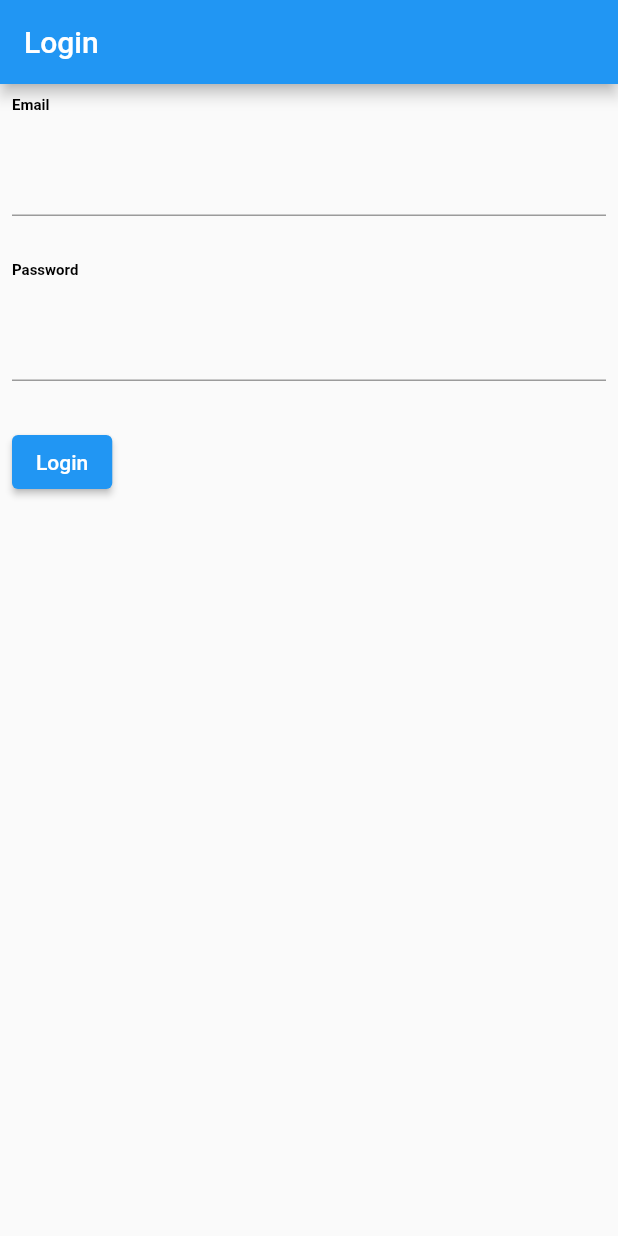
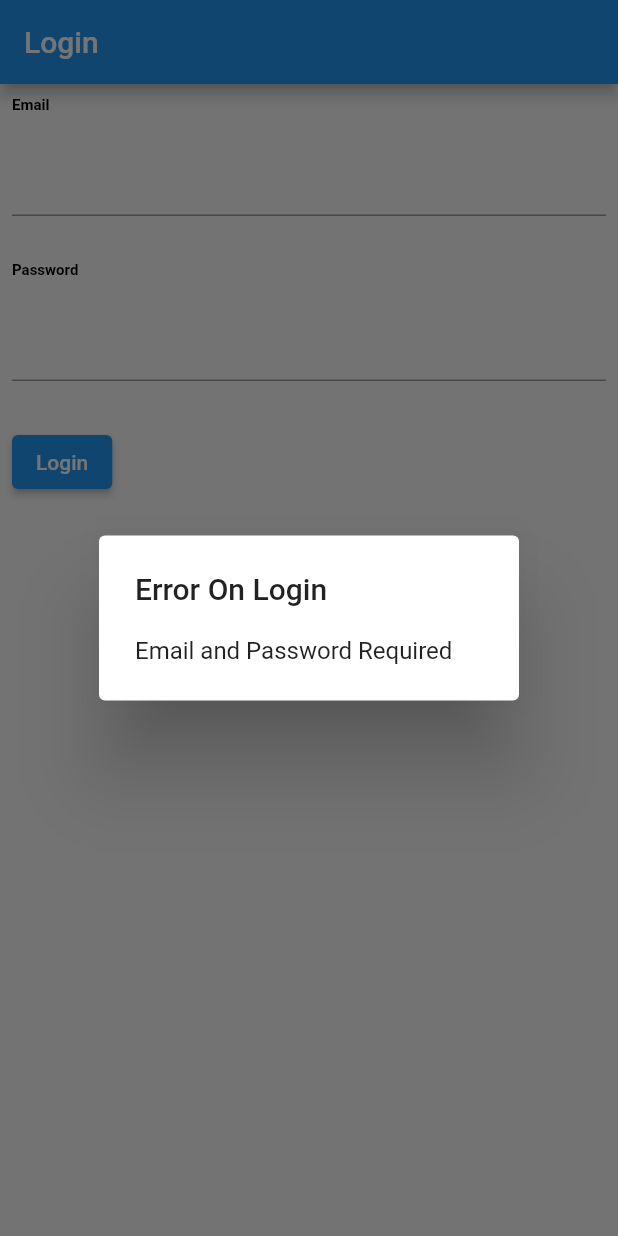
Before and after one commit to sabin-nepal/chiyapasal, a Flutter app: the screen it shows after launch, after a tap on "Login", on a phone screen of 412 x 824 dp. Run offline on Flutter 3.47's test engine with Material 2 defaults, Android fonts, the phone set to English and light mode, and no system bars; our stand-ins replace cloud_firestore, firebase_auth, firebase_core; accounts and stored records are empty.

Commit message:
added login logout

```diff
--- a/lib/chiyapasal.dart
+++ b/lib/chiyapasal.dart
@@ -1,4 +1,5 @@
 import 'package:chiyapasal/src/notifier/auth_notifier.dart';
+import 'package:chiyapasal/src/ui/admin/home.dart';
 import 'package:chiyapasal/src/ui/editor/home.dart';
 import 'package:chiyapasal/src/ui/auth/login.dart';
 import 'package:flutter/material.dart';
@@ -18,7 +19,30 @@ class MyApp extends StatelessWidget {
           theme: ThemeData(
             primarySwatch: Colors.blue,
           ),
-          home: const LoginPage(),
+          home: const ChiyaPasal(),
         ));
   }
 }
+
+class ChiyaPasal extends StatelessWidget {
+  const ChiyaPasal({Key? key}) : super(key: key);
+
+  @override
+  Widget build(BuildContext context) {
+    return Consumer<AuthNotifier>(
+      builder: (BuildContext context, AuthNotifier auth, _) {
+        if (auth.fsUser!=null) {
+          return _userLoggedIn(context, auth);
+        }
+        return const LoginPage();
+      },
+    );
+  }
+
+  _userLoggedIn(BuildContext context, AuthNotifier auth) {
+    if (auth.fsUser!.isEditor) {
+      return const EditorHome();
+    }
+    return const HomePage();
+  }
+}
--- a/lib/src/model/user.dart
+++ b/lib/src/model/user.dart
@@ -5,7 +5,7 @@ class User {
   factory User.fromJson(String id, Map<String, dynamic>? data) {
     return User(
       id: id,
-      isEditor: data!['editor'],
+      isEditor: data!['isEditor'] ?? false,
     );
   }
 }
--- a/lib/src/notifier/auth_notifier.dart
+++ b/lib/src/notifier/auth_notifier.dart
@@ -6,11 +6,10 @@ import 'package:flutter/material.dart';
 class AuthNotifier extends ChangeNotifier {
   static final _authService = AuthService();
   static final _authProvider = FirebaseAuthProvider();
-  late User _fsUser;
-  bool get isLoggedin => _authProvider.isLogin();
-  User get fsUser => _fsUser;
+  User? _fsUser;
+  User? get fsUser => _fsUser;
 
-  AuthNotifier(){
+  AuthNotifier() {
     initUser();
   }
 
@@ -21,13 +20,15 @@ class AuthNotifier extends ChangeNotifier {
     notifyListeners();
   }
 
-  Future initUser() async{
+  Future initUser() async {
     var user = await _authProvider.initUser();
     _fsUser = await _authService.getUser(user?.uid);
+    notifyListeners();
   }
 
   Future signOut() async {
     _authProvider.signOut();
+    _fsUser = null;
     notifyListeners();
   }
 }
--- a/lib/src/ui/auth/login.dart
+++ b/lib/src/ui/auth/login.dart
@@ -14,7 +14,8 @@ class LoginPage extends StatefulWidget {
 
 class _LoginPageState extends State<LoginPage> {
   final _formKey = GlobalKey<FormState>();
-  final _formData = {"email": "", "password": ""};
+  TextEditingController emailController = TextEditingController();
+  TextEditingController passwordController = TextEditingController();
 
   _showErrorDialog({String? message}) {
     message = message ?? "Email and Password Required";
@@ -50,8 +51,10 @@ class _LoginPageState extends State<LoginPage> {
                     height: 20,
                   ),
                   TextFormField(
-                    keyboardType: TextInputType.emailAddress,
-                    onSaved: (val) => _formData['email'] = val!,
+                    controller: emailController,
+                      textInputAction: TextInputAction.next,
+                      keyboardType: TextInputType.emailAddress,
+
                   ),
                   const SizedBox(height: 30),
                   const Text(
@@ -62,25 +65,26 @@ class _LoginPageState extends State<LoginPage> {
                     height: 20,
                   ),
                   TextFormField(
+                    controller: passwordController,
                     obscureText: true,
-                    onSaved: (val) => _formData['email'] = val!,
                   ),
                   const SizedBox(height: 30),
                   ElevatedButton(
-                      onPressed: () => _handleLogin, child: const Text("Login"))
+                      onPressed: () => _handleLogin(context),
+                      child: const Text("Login"))
                 ],
               )),
         ));
   }
 
-  _handleLogin() async {
-    if (_formData['email'] == null || _formData['password'] == null) {
-      _showErrorDialog();
+  _handleLogin(BuildContext context) async {
+    if (emailController.text.isEmpty || passwordController.text.isEmpty) {
+      return _showErrorDialog();
     }
     try {
       await Provider.of<AuthNotifier>(context, listen: false)
           .signInWithEmailAndPasword(
-              email: _formData['email']!, pasword: _formData['password']!);
+              email: emailController.text, pasword: passwordController.text);
     } on PlatformException catch (e) {
       _showErrorDialog(message: e.message);
     }
```
Also changed, not shown: lib/src/helper/auth_helper.dart (+2 -9 lines), lib/src/ui/admin/home.dart (+22 -0 lines), lib/src/ui/editor/home.dart (+13 -3 lines).
